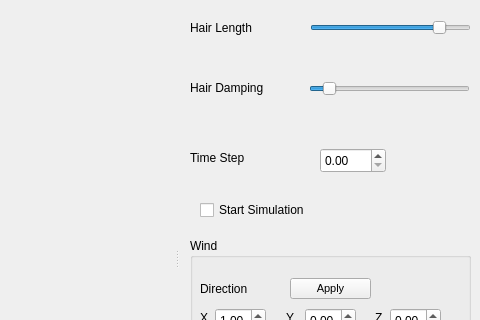
First picture: the form in HairSimulation/ui/mainwindow.ui, repository ihoung/HairStrandSimulation, before the edit; both pictures show x 800 to 1280 and y 91 to 411 of the 1280 by 720 pixel window.
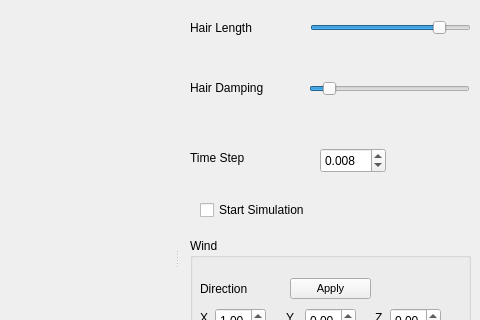
Second picture: the form after the edit.

Commit message: update default value of time step on UI

The edit to the form file:
```diff
--- a/HairSimulation/ui/mainwindow.ui
+++ b/HairSimulation/ui/mainwindow.ui
@@ -416,6 +416,15 @@
        <height>25</height>
       </rect>
      </property>
+     <property name="decimals">
+      <number>3</number>
+     </property>
+     <property name="singleStep">
+      <double>0.010000000000000</double>
+     </property>
+     <property name="value">
+      <double>0.008000000000000</double>
+     </property>
     </widget>
     <widget class="QCheckBox" name="m_startCheckBox">
      <property name="geometry">
```
The commit also changes 1 other file.
